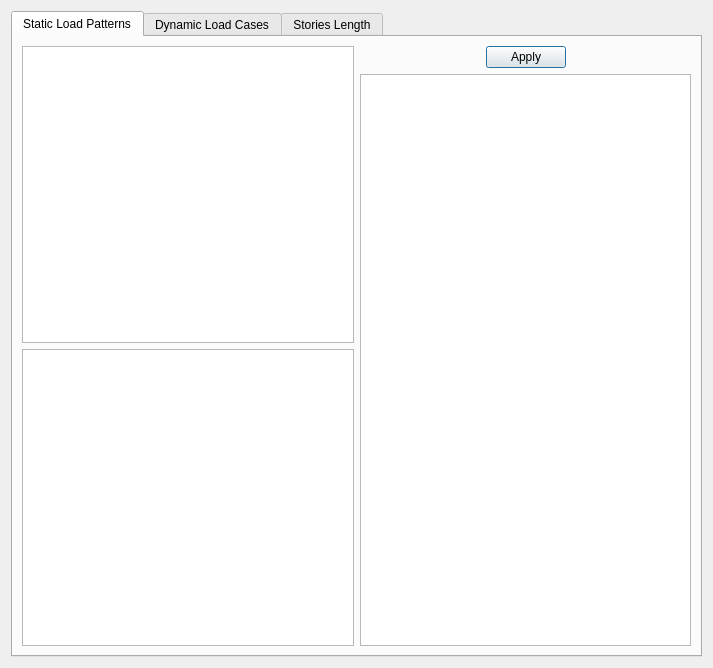
Before: the Qt Designer form widgets/aj_correction.ui in ebrahimraeyat/civilTools, drawn with Qt 5.
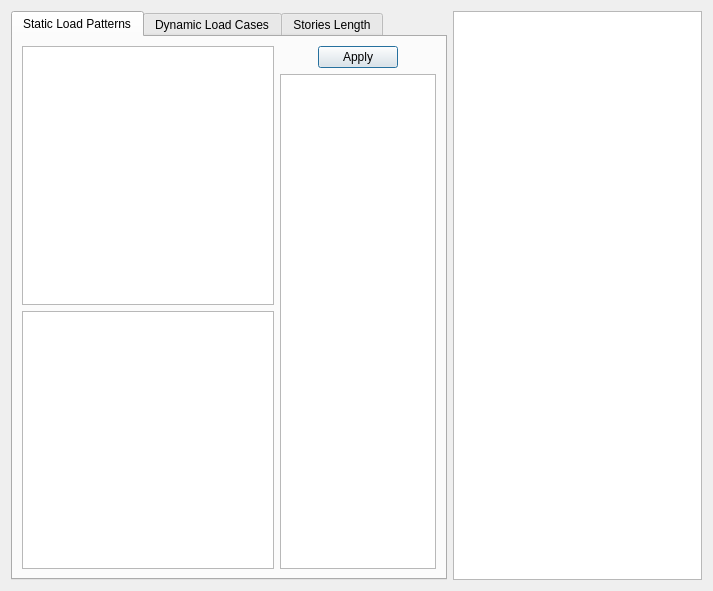
After: the same form once the commit is applied. Icons and pictures are not drawn.

Commit message: Add selection for stories in Aj correction

```diff
--- a/widgets/aj_correction.ui
+++ b/widgets/aj_correction.ui
@@ -7,7 +7,7 @@
     <x>0</x>
     <y>0</y>
     <width>713</width>
-    <height>668</height>
+    <height>591</height>
    </rect>
   </property>
   <property name="windowTitle">
@@ -212,6 +212,13 @@
      </widget>
     </widget>
    </item>
+   <item>
+    <widget class="QListWidget" name="stories">
+     <property name="selectionMode">
+      <enum>QAbstractItemView::MultiSelection</enum>
+     </property>
+    </widget>
+   </item>
   </layout>
  </widget>
  <resources/>
```
Left out of the diff: 12 changed lines with no effect on the pictures. The commit also changes 2 other files.
